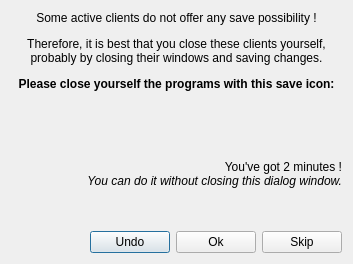
Qt form resources/ui/waiting_close_user.ui (Houston4444/RaySession) before a commit.
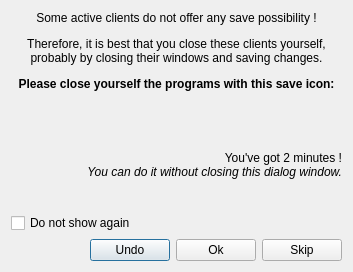
The same form after that commit. Icons and pictures are not drawn.

Commit message: restore checkbox do not show again in waitingUserCloseDialog

What changed in the file:
```diff
--- a/resources/ui/waiting_close_user.ui
+++ b/resources/ui/waiting_close_user.ui
@@ -7,7 +7,7 @@
     <x>0</x>
     <y>0</y>
     <width>353</width>
-    <height>264</height>
+    <height>272</height>
    </rect>
   </property>
   <property name="windowTitle">
@@ -97,6 +97,13 @@
      </property>
     </spacer>
    </item>
+   <item>
+    <widget class="QCheckBox" name="checkBox">
+     <property name="text">
+      <string>Do not show again</string>
+     </property>
+    </widget>
+   </item>
    <item>
     <layout class="QHBoxLayout" name="horizontalLayout_2">
      <item>
```
Left out of the diff: 9 changed lines with no effect on the pictures. The commit also changes 3 other files.
